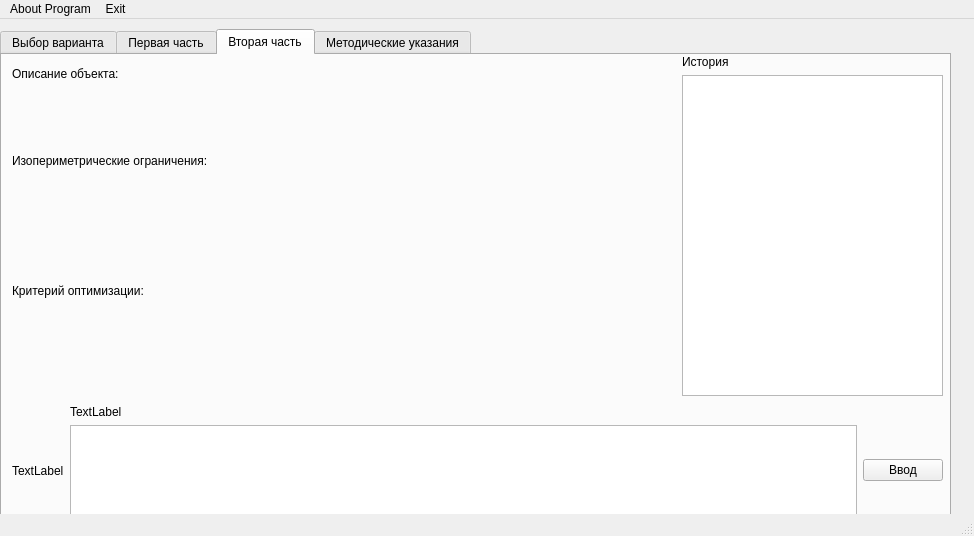
Kriogen1ka/mpei-nir, file Lab1_optimal.ui: the form before one commit.
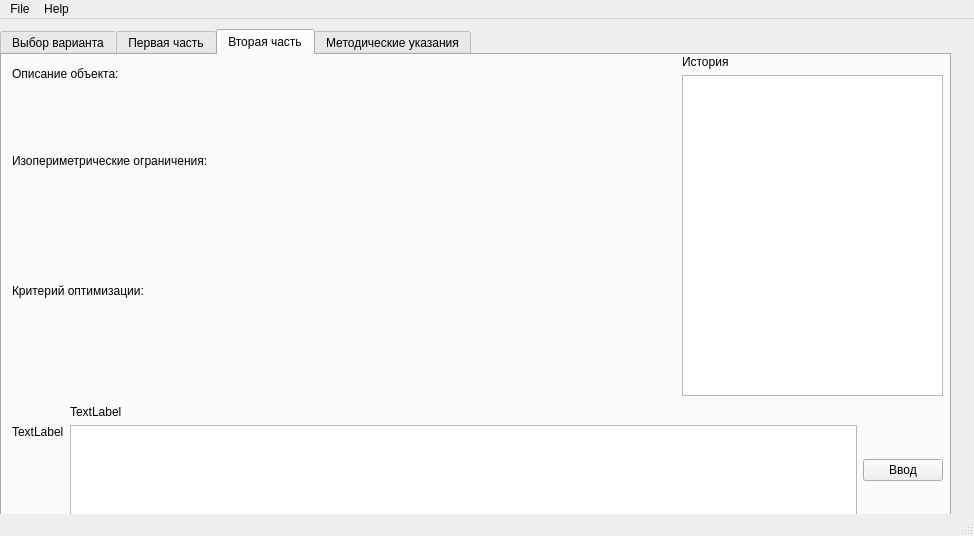
The form after the commit. The open tabs and pages were chosen to show the change.

Commit message: ui: добавлена функциональность меню

What changed in the file:
```diff
--- a/Lab1_optimal.ui
+++ b/Lab1_optimal.ui
@@ -248,6 +248,9 @@
          <property name="text">
           <string>TextLabel</string>
          </property>
+         <property name="alignment">
+          <set>Qt::AlignLeading|Qt::AlignLeft|Qt::AlignTop</set>
+         </property>
         </widget>
        </item>
        <item row="0" column="1">
@@ -338,7 +341,8 @@
     </widget>
    </widget>
   </widget>
-  <widget class="QMenuBar" name="menubar">
+  <widget class="QStatusBar" name="statusBar"/>
+  <widget class="QMenuBar" name="menuBar">
    <property name="geometry">
     <rect>
      <x>0</x>
@@ -347,21 +351,18 @@
      <height>21</height>
     </rect>
    </property>
-   <property name="nativeMenuBar">
-    <bool>true</bool>
-   </property>
-   <widget class="QMenu" name="menuAbout_Program">
+   <widget class="QMenu" name="menuFile">
     <property name="title">
-     <string>About Program</string>
+     <string>File</string>
     </property>
    </widget>
-   <widget class="QMenu" name="menuExit">
+   <widget class="QMenu" name="menuHelp">
     <property name="title">
-     <string>Exit</string>
+     <string>Help</string>
     </property>
    </widget>
-   <addaction name="menuAbout_Program"/>
-   <addaction name="menuExit"/>
+   <addaction name="menuFile"/>
+   <addaction name="menuHelp"/>
   </widget>
   <widget class="QStatusBar" name="statusBar"/>
  </widget>
```
Left out of the diff: 20 changed lines with no effect on the pictures.
